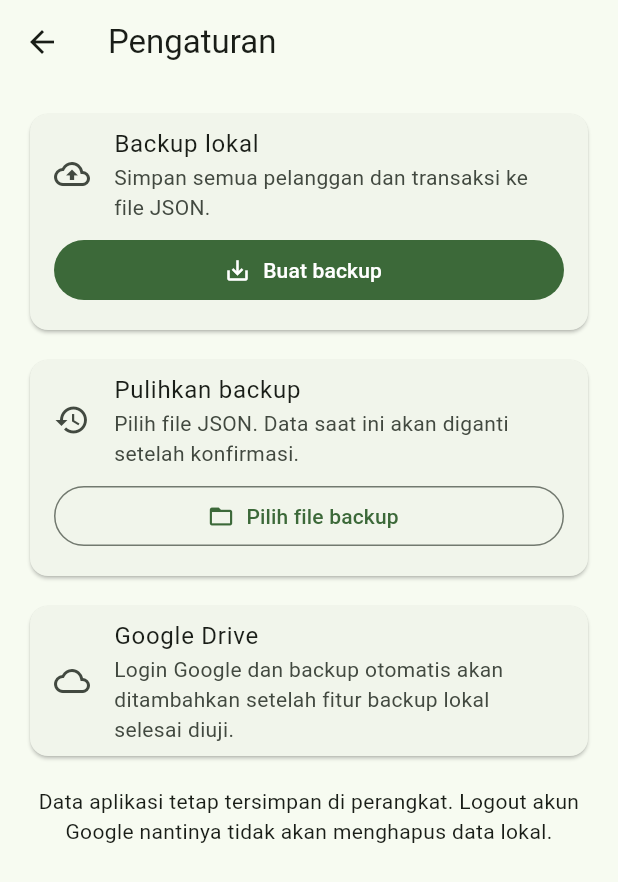
After one commit to bralingmas7/buku, a Flutter app: the SettingsScreen screen opened directly, after a tap on "Buat backup", on a phone screen of 412 x 824 dp. The commit adds this screen. Shown: the top 882 px of the screen. Run offline on Flutter 3.47's test engine with Material 3 defaults, Android fonts, the phone set to English and light mode, and no system bars; our stand-ins replace file_picker, sqflite; accounts and stored records are empty.

Commit message:
Add local backup restore and settings screen

```diff
--- a/lib/db.dart
+++ b/lib/db.dart
@@ -3,10 +3,12 @@ import 'package:sqflite/sqflite.dart';
 
 import 'models.dart';
 
-/// Penyimpanan lokal (SQLite). Semua data ada di HP, jalan tanpa internet.
 class AppDb {
   AppDb._();
   static final AppDb instance = AppDb._();
+
+  static const backupFormat = 'buku_utang_warung_backup';
+  static const backupVersion = 1;
 
   Database? _db;
 
@@ -44,7 +46,8 @@ class AppDb {
           )
         ''');
         await db.execute(
-            'CREATE INDEX idx_txn_customer ON transactions(customer_id)');
+          'CREATE INDEX idx_txn_customer ON transactions(customer_id)',
+        );
       },
     );
   }
@@ -103,4 +106,113 @@ class AppDb {
     final db = await _database;
     await db.delete('transactions', where: 'id = ?', whereArgs: [id]);
   }
+
+  // Membuat snapshot JSON tanpa mengubah database aktif.
+  Future<Map<String, Object?>> exportBackup() async {
+    final db = await _database;
+    return {
+      'format': backupFormat,
+      'version': backupVersion,
+      'exported_at': DateTime.now().toUtc().toIso8601String(),
+      'customers': await db.query('customers', orderBy: 'id ASC'),
+      'transactions': await db.query('transactions', orderBy: 'id ASC'),
+    };
+  }
+
+  static List<Map<String, Object?>> _rows(
+    Object? value,
+    String label,
+  ) {
+    if (value is! List) {
+      throw FormatException('Bagian $label bukan daftar yang valid');
+    }
+
+    return value.map((item) {
+      if (item is! Map) {
+        throw FormatException('Ada data $label yang tidak valid');
+      }
+      return Map<String, Object?>.from(item);
+    }).toList();
+  }
+
+  // Validasi lengkap dilakukan sebelum database boleh diubah.
+  static void validateBackupData(Map<String, dynamic> data) {
+    if (data['format'] != backupFormat) {
+      throw const FormatException('Format file bukan backup Buku Utang Warung');
+    }
+    if (data['version'] != backupVersion) {
+      throw const FormatException('Versi backup tidak didukung');
+    }
+
+    final customers = _rows(data['customers'], 'pelanggan');
+    final transactions = _rows(data['transactions'], 'transaksi');
+
+    final customerIds = <int>{};
+
+    for (final row in customers) {
+      final id = row['id'];
+      if (id is! int || id <= 0 || !customerIds.add(id)) {
+        throw const FormatException('ID pelanggan tidak valid atau duplikat');
+      }
+      if (row['name'] is! String ||
+          row['phone'] is! String ||
+          row['note'] is! String ||
+          row['credit_limit'] is! int ||
+          (row['credit_limit'] as int) < 0 ||
+          row['created_at'] is! int) {
+        throw const FormatException('Data pelanggan tidak lengkap atau rusak');
+      }
+    }
+
+    final txnIds = <int>{};
+
+    for (final row in transactions) {
+      final id = row['id'];
+      final customerId = row['customer_id'];
+      final type = row['type'];
+      final amount = row['amount'];
+      final dueDate = row['due_date'];
+
+      if (id is! int || id <= 0 || !txnIds.add(id)) {
+        throw const FormatException('ID transaksi tidak valid atau duplikat');
+      }
+      if (customerId is! int || !customerIds.contains(customerId)) {
+        throw const FormatException(
+          'Transaksi mengacu ke pelanggan yang tidak ditemukan',
+        );
+      }
+      if (type != 'utang' && type != 'bayar') {
+        throw const FormatException('Jenis transaksi tidak dikenal');
+      }
+      if (amount is! int || amount <= 0 ||
+          row['note'] is! String ||
+          row['date'] is! int ||
+          (dueDate != null && dueDate is! int)) {
+        throw const FormatException('Data transaksi tidak lengkap atau rusak');
+      }
+    }
+  }
+
+  // Penggantian seluruh data dilakukan dalam satu transaksi SQLite.
+  // Jika satu insert gagal, SQLite membatalkan seluruh proses.
+  Future<void> restoreBackup(Map<String, dynamic> data) async {
+    validateBackupData(data);
+
+    final customers = _rows(data['customers'], 'pelanggan');
+    final transactions = _rows(data['transactions'], 'transaksi');
+    final db = await _database;
+
+    await db.transaction((txn) async {
+      await txn.delete('transactions');
+      await txn.delete('customers');
+
+      for (final row in customers) {
+        await txn.insert('customers', row);
+      }
+
+      for (final row in transactions) {
+        await txn.insert('transactions', row);
+      }
+    });
+  }
 }
--- /dev/null
+++ b/lib/screens/settings_screen.dart
@@ -0,0 +1,199 @@
+import 'dart:convert';
+import 'dart:typed_data';
+
+import 'package:file_picker/file_picker.dart';
+import 'package:flutter/material.dart';
+
+import '../db.dart';
+
+class SettingsScreen extends StatefulWidget {
+  const SettingsScreen({super.key});
+
+  @override
+  State<SettingsScreen> createState() => _SettingsScreenState();
+}
+
+class _SettingsScreenState extends State<SettingsScreen> {
+  bool _busy = false;
+
+  void _message(String message) {
+    if (!mounted) return;
+    ScaffoldMessenger.of(context).showSnackBar(
+      SnackBar(content: Text(message)),
+    );
+  }
+
+  Future<void> _backup() async {
+    if (_busy) return;
+    setState(() => _busy = true);
+
+    try {
+      final data = await AppDb.instance.exportBackup();
+      final json = const JsonEncoder.withIndent('  ').convert(data);
+      final now = DateTime.now();
+      final stamp = '${now.year}'
+          '${now.month.toString().padLeft(2, '0')}'
+          '${now.day.toString().padLeft(2, '0')}_'
+          '${now.hour.toString().padLeft(2, '0')}'
+          '${now.minute.toString().padLeft(2, '0')}';
+
+      final result = await FilePicker.saveFile(
+        dialogTitle: 'Simpan backup Buku Utang Warung',
+        fileName: 'backup_buku_utang_$stamp.json',
+        bytes: Uint8List.fromList(utf8.encode(json)),
+        mimeType: 'application/json',
+      );
+
+      if (result != null) {
+        _message('File backup berhasil disimpan.');
+      }
+    } catch (e) {
+      _message('Backup gagal: $e');
+    } finally {
+      if (mounted) setState(() => _busy = false);
+    }
+  }
+
+  Future<void> _restore() async {
+    if (_busy) return;
+    setState(() => _busy = true);
+
+    try {
+      final file = await FilePicker.pickFile(
+        type: FileType.custom,
+        allowedExtensions: ['json'],
+      );
+
+      if (file == null) return;
+
+      final bytes = await file.readAsBytes();
+      final decoded = jsonDecode(utf8.decode(bytes));
+
+      if (decoded is! Map<String, dynamic>) {
+        throw const FormatException('Isi file JSON tidak valid');
+      }
+
+      // Periksa semua isi file sebelum meminta persetujuan penggantian data.
+      AppDb.validateBackupData(decoded);
+
+      final customerCount = (decoded['customers'] as List).length;
+      final txnCount = (decoded['transactions'] as List).length;
+
+      if (!mounted) return;
+
+      final confirmed = await showDialog<bool>(
+        context: context,
+        builder: (context) => AlertDialog(
+          title: const Text('Pulihkan data?'),
+          content: Text(
+            'Data saat ini akan DIGANTI dengan isi backup.\n\n'
+            'Pelanggan: $customerCount\n'
+            'Transaksi: $txnCount\n\n'
+            'Pastikan Anda sudah membuat backup data saat ini.',
+          ),
+          actions: [
+            TextButton(
+              onPressed: () => Navigator.pop(context, false),
+              child: const Text('Batal'),
+            ),
+            FilledButton(
+              onPressed: () => Navigator.pop(context, true),
+              child: const Text('Ganti dan pulihkan'),
+            ),
+          ],
+        ),
+      );
+
+      if (confirmed != true || !mounted) return;
+
+      await AppDb.instance.restoreBackup(decoded);
+      _message('Restore berhasil. Data telah dipulihkan.');
+    } catch (e) {
+      _message('Restore gagal. Data lama tetap aman: $e');
+    } finally {
+      if (mounted) setState(() => _busy = false);
+    }
+  }
+
+  @override
+  Widget build(BuildContext context) {
+    return Scaffold(
+      appBar: AppBar(title: const Text('Pengaturan')),
+      body: ListView(
+        padding: const EdgeInsets.all(16),
+        children: [
+          Card(
+            child: Column(
+              children: [
+                const ListTile(
+                  leading: Icon(Icons.backup_outlined),
+                  title: Text('Backup lokal'),
+                  subtitle: Text(
+                    'Simpan semua pelanggan dan transaksi ke file JSON.',
+                  ),
+                ),
+                Padding(
+                  padding: const EdgeInsets.fromLTRB(16, 0, 16, 16),
+                  child: SizedBox(
+                    width: double.infinity,
+                    child: FilledButton.icon(
+                      onPressed: _busy ? null : _backup,
+                      icon: const Icon(Icons.save_alt),
+                      label: const Text('Buat backup'),
+                    ),
+                  ),
+                ),
+              ],
+            ),
+          ),
+          const SizedBox(height: 12),
+          Card(
+            child: Column(
+              children: [
+                const ListTile(
+                  leading: Icon(Icons.restore),
+                  title: Text('Pulihkan backup'),
+                  subtitle: Text(
+                    'Pilih file JSON. Data saat ini akan diganti setelah konfirmasi.',
+                  ),
+                ),
+                Padding(
+                  padding: const EdgeInsets.fromLTRB(16, 0, 16, 16),
+                  child: SizedBox(
+                    width: double.infinity,
+                    child: OutlinedButton.icon(
+                      onPressed: _busy ? null : _restore,
+                      icon: const Icon(Icons.folder_open),
+                      label: const Text('Pilih file backup'),
+                    ),
+                  ),
+                ),
+              ],
+            ),
+          ),
+          const SizedBox(height: 12),
+          const Card(
+            child: ListTile(
+              leading: Icon(Icons.cloud_outlined),
+              title: Text('Google Drive'),
+              subtitle: Text(
+                'Login Google dan backup otomatis akan ditambahkan '
+                'setelah fitur backup lokal selesai diuji.',
+              ),
+            ),
+          ),
+          if (_busy) ...[
+            const SizedBox(height: 20),
+            const Center(child: CircularProgressIndicator()),
+          ],
+          const SizedBox(height: 16),
+          const Text(
+            'Data aplikasi tetap tersimpan di perangkat. '
+            'Logout akun Google nantinya tidak akan menghapus data lokal.',
+            textAlign: TextAlign.center,
+          ),
+        ],
+      ),
+    );
+  }
+}
--- a/pubspec.yaml
+++ b/pubspec.yaml
@@ -12,6 +12,7 @@ dependencies:
   sqflite: ^2.3.3
   path: ^1.9.0
   url_launcher: ^6.3.0
+  file_picker: ^12.3.0
 
 dev_dependencies:
   flutter_test:
```
Also changed, not shown: lib/screens/home_screen.dart (+14 -0 lines).
